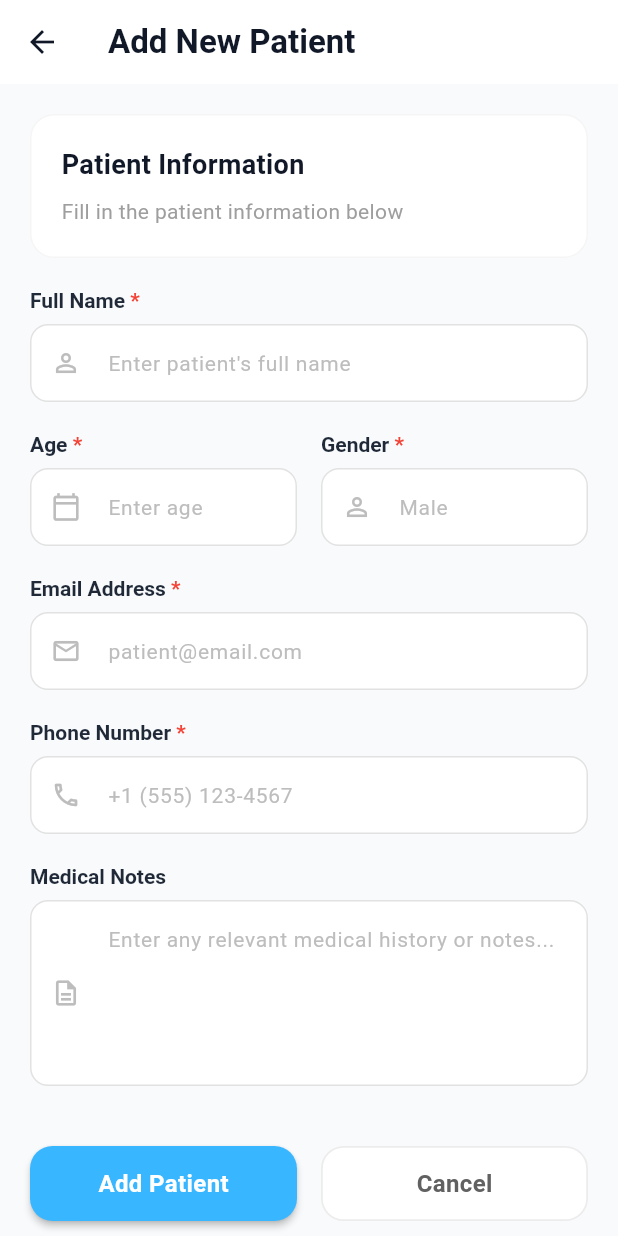
After one commit to MuhammedZain15/HealthRootz, a Flutter app: the screen it shows after launch, scrolled down 1145 dp, after a tap on "Add New Patient", on a phone screen of 412 x 824 dp. The commit adds this screen. Run offline on Flutter 3.47's test engine with Material 3 defaults, Android fonts, the phone set to English and light mode, and no system bars; our stand-ins replace fl_chart, pdf, printing; missing offline and left inert: gif_view.

Commit message:
make the app more responsive

```diff
--- a/lib/doctor/doctor_layout.dart
+++ b/lib/doctor/doctor_layout.dart
@@ -69,6 +69,8 @@ class _AppLayoutState extends State<DoctorAppLayout> {
       bottomNavigationBar: BottomNavigationBar(
 
         currentIndex: _selectedIndex,
+
+
         onTap: _onItemTapped,
         type: BottomNavigationBarType.fixed,
         backgroundColor: Colors.white,
--- a/lib/doctor/features/chat/doctor_chat_page.dart
+++ b/lib/doctor/features/chat/doctor_chat_page.dart
@@ -3,6 +3,7 @@ import 'models/chat_model.dart';
 import 'view_models/chat_list_view_model.dart';
 import 'views/chat_detail_page.dart';
 import 'widgets/chat_widgets.dart';
+import 'package:grad_project/shared/widgets/responsive_layout.dart';
 
 class DoctorChatPage extends StatefulWidget {
   const DoctorChatPage({super.key});
@@ -15,7 +16,10 @@ class _DoctorChatPageState extends State<DoctorChatPage> {
   final _vm = ChatListViewModel();
 
   void _openChat(BuildContext context, ChatUser user) {
-    Navigator.push(context, MaterialPageRoute(builder: (_) => ChatDetailPage(user: user)));
+    Navigator.push(
+      context,
+      MaterialPageRoute(builder: (_) => ChatDetailPage(user: user)),
+    );
   }
 
   @override
@@ -23,12 +27,35 @@ class _DoctorChatPageState extends State<DoctorChatPage> {
     return Scaffold(
       backgroundColor: Colors.white,
       body: SafeArea(
-        child: Column(
+        child: ResponsiveLayout(
+          mobile: _buildChatList(context),
+          tablet: Center(
+            child: ConstrainedBox(
+              constraints: const BoxConstraints(maxWidth: 800),
+              child: _buildChatList(context),
+            ),
+          ),
+          desktop: Center(
+            child: ConstrainedBox(
+              constraints: const BoxConstraints(maxWidth: 800),
+              child: _buildChatList(context),
+            ),
+          ),
+        ),
+      ),
+    );
+  }
+
+  Widget _buildChatList(BuildContext context) {
+    return Column(
       crossAxisAlignment: CrossAxisAlignment.start,
       children: [
         const Padding(
           padding: EdgeInsets.all(16.0),
-              child: Text('Chat', style: TextStyle(fontSize: 24, fontWeight: FontWeight.bold)),
+          child: Text(
+            'Chat',
+            style: TextStyle(fontSize: 24, fontWeight: FontWeight.bold),
+          ),
         ),
         const Padding(
           padding: EdgeInsets.symmetric(horizontal: 16.0),
@@ -49,8 +76,6 @@ class _DoctorChatPageState extends State<DoctorChatPage> {
           ),
         ),
       ],
-        ),
-      ),
     );
   }
 }
--- a/lib/doctor/features/home/add_patient_page.dart
+++ b/lib/doctor/features/home/add_patient_page.dart
@@ -2,6 +2,7 @@ import 'package:flutter/material.dart';
 import 'package:grad_project/app_colors.dart';
 import 'package:grad_project/patient/features/auth/widgets/custom_button.dart';
 import 'package:grad_project/doctor/features/home/widgets/patient_page_widgets/custom_labeled_input.dart';
+import 'package:grad_project/shared/widgets/responsive_layout.dart';
 
 class AddPatientPage extends StatefulWidget {
   const AddPatientPage({super.key});
@@ -11,8 +12,6 @@ class AddPatientPage extends StatefulWidget {
 }
 
 class _AddPatientPageState extends State<AddPatientPage> {
-  String? _selectedGender;
-
   @override
   Widget build(BuildContext context) {
     return Scaffold(
@@ -33,7 +32,27 @@ class _AddPatientPageState extends State<AddPatientPage> {
         ),
       ),
       body: SafeArea(
-        child: SingleChildScrollView(
+        child: ResponsiveLayout(
+          mobile: _buildForm(context),
+          tablet: Center(
+            child: ConstrainedBox(
+              constraints: const BoxConstraints(maxWidth: 600),
+              child: _buildForm(context),
+            ),
+          ),
+          desktop: Center(
+            child: ConstrainedBox(
+              constraints: const BoxConstraints(maxWidth: 600),
+              child: _buildForm(context),
+            ),
+          ),
+        ),
+      ),
+    );
+  }
+
+  Widget _buildForm(BuildContext context) {
+    return SingleChildScrollView(
       padding: const EdgeInsets.all(20),
       child: Column(
         crossAxisAlignment: CrossAxisAlignment.start,
@@ -125,8 +144,6 @@ class _AddPatientPageState extends State<AddPatientPage> {
           const SizedBox(height: 20),
         ],
       ),
-        ),
-      ),
     );
   }
 
--- a/lib/doctor/features/home/doctor_home_page.dart
+++ b/lib/doctor/features/home/doctor_home_page.dart
@@ -4,6 +4,7 @@ import 'package:grad_project/doctor/features/home/widgets/patient_overview_chart
 import 'package:grad_project/doctor/features/home/widgets/anomaly_chart.dart';
 import 'package:grad_project/doctor/features/home/widgets/recent_alerts.dart';
 import 'package:grad_project/doctor/features/home/widgets/quick_actions.dart';
+import 'package:grad_project/shared/widgets/responsive_layout.dart';
 
 class DoctorHomePage extends StatelessWidget {
   final String doctorName;
@@ -15,11 +16,21 @@ class DoctorHomePage extends StatelessWidget {
     final mediaQuery = MediaQuery.of(context);
     final screenWidth = mediaQuery.size.width;
     final screenHeight = mediaQuery.size.height;
-    final isSmallScreen = screenWidth < 360;
+    // Use ResponsiveLayout helper or keep local if needed, but standardizing is better
+    final isDesktop = ResponsiveLayout.isDesktop(context);
+    final isTablet = ResponsiveLayout.isTablet(context);
+
+    // Grid columns: Desktop/Tablet -> 4, Mobile -> 2
+    final crossAxisCount = (isDesktop || isTablet) ? 4 : 2;
 
     return Scaffold(
       backgroundColor: const Color(0xFFF9FAFB),
       body: SafeArea(
+        child: Center(
+          child: ConstrainedBox(
+            constraints: const BoxConstraints(
+              maxWidth: 1200,
+            ), // Constraint for large screens
             child: SingleChildScrollView(
               padding: EdgeInsets.symmetric(
                 horizontal: screenWidth * 0.05,
@@ -32,7 +43,7 @@ class DoctorHomePage extends StatelessWidget {
                   Text(
                     "Good Morning, $doctorName",
                     style: TextStyle(
-                  fontSize: screenWidth * 0.06,
+                      fontSize: isDesktop ? 32 : screenWidth * 0.06,
                       fontWeight: FontWeight.bold,
                       color: const Color(0xFF111827),
                     ),
@@ -41,7 +52,7 @@ class DoctorHomePage extends StatelessWidget {
                   Text(
                     "Here's your patient overview for today",
                     style: TextStyle(
-                  fontSize: screenWidth * 0.035,
+                      fontSize: isDesktop ? 16 : screenWidth * 0.035,
                       color: Colors.grey[600],
                     ),
                   ),
@@ -52,10 +63,13 @@ class DoctorHomePage extends StatelessWidget {
                   GridView.count(
                     shrinkWrap: true,
                     physics: const NeverScrollableScrollPhysics(),
-                crossAxisCount: screenWidth > 600 ? 4 : 2,
+                    crossAxisCount: crossAxisCount,
                     crossAxisSpacing: screenWidth * 0.04,
                     mainAxisSpacing: screenWidth * 0.04,
-                childAspectRatio: isSmallScreen ? 0.8 : 1.0, // Increased height by reducing ratio
+                    childAspectRatio:
+                        ResponsiveLayout.isMobile(context) && screenWidth < 360
+                        ? 0.8
+                        : 1.0,
                     children: const [
                       StatCard(
                         icon: Icons.people_outline,
@@ -124,6 +138,8 @@ class DoctorHomePage extends StatelessWidget {
               ),
             ),
           ),
+        ),
+      ),
     );
   }
 }
--- a/lib/main.dart
+++ b/lib/main.dart
@@ -2,7 +2,6 @@ import 'package:flutter/material.dart';
 import 'package:grad_project/patient/patient_layout.dart';
 
 import 'doctor/doctor_layout.dart';
-
 
 void main() {
   runApp(const MyApp());
--- /dev/null
+++ b/lib/shared/widgets/responsive_layout.dart
@@ -0,0 +1,43 @@
+import 'package:flutter/material.dart';
+
+class ResponsiveLayout extends StatelessWidget {
+  final Widget mobile;
+  final Widget? tablet;
+  final Widget? desktop;
+
+  const ResponsiveLayout({
+    super.key,
+    required this.mobile,
+    this.tablet,
+    this.desktop,
+  });
+
+  // Screen size breakpoints
+  static const double mobileBreakpoint = 600;
+  static const double tabletBreakpoint = 1100;
+
+  static bool isMobile(BuildContext context) =>
+      MediaQuery.of(context).size.width < mobileBreakpoint;
+
+  static bool isTablet(BuildContext context) =>
+      MediaQuery.of(context).size.width >= mobileBreakpoint &&
+      MediaQuery.of(context).size.width < tabletBreakpoint;
+
+  static bool isDesktop(BuildContext context) =>
+      MediaQuery.of(context).size.width >= tabletBreakpoint;
+
+  @override
+  Widget build(BuildContext context) {
+    return LayoutBuilder(
+      builder: (context, constraints) {
+        if (constraints.maxWidth >= tabletBreakpoint) {
+          return desktop ?? tablet ?? mobile;
+        } else if (constraints.maxWidth >= mobileBreakpoint) {
+          return tablet ?? mobile;
+        } else {
+          return mobile;
+        }
+      },
+    );
+  }
+}
```
Also changed, not shown: lib/doctor/features/patients/patient_details_page.dart (+98 -28 lines). Lines whose indentation alone changed are shown as unchanged.
